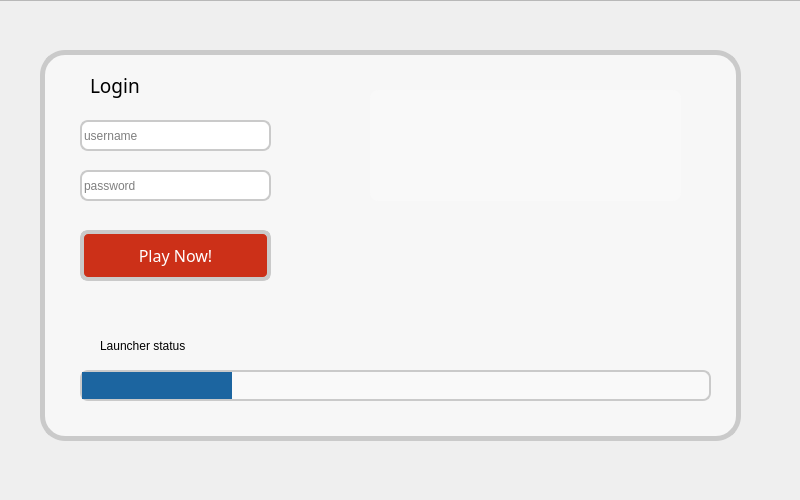
nate97/Launcher, file launcher_interface.ui: the form before one commit.
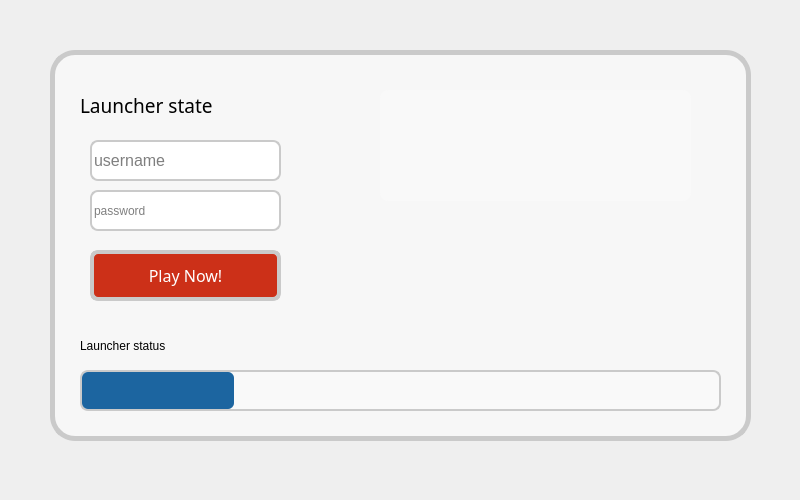
The form after the commit. Icons and pictures are not drawn.

The edit to the form file:
```diff
--- a/launcher_interface.ui
+++ b/launcher_interface.ui
@@ -31,6 +31,11 @@
     <height>500</height>
    </size>
   </property>
+  <property name="font">
+   <font>
+    <stylestrategy>PreferDefault</stylestrategy>
+   </font>
+  </property>
   <property name="windowTitle">
    <string>Launcher</string>
   </property>
@@ -38,25 +43,10 @@
    <string notr="true">background-image: url(:/images/images/pattern_bg.png)</string>
   </property>
   <widget class="QWidget" name="centralwidget">
-   <widget class="QFrame" name="bg">
-    <property name="geometry">
-     <rect>
-      <x>-20</x>
-      <y>0</y>
-      <width>831</width>
-      <height>511</height>
-     </rect>
-    </property>
-    <property name="frameShape">
-     <enum>QFrame::StyledPanel</enum>
-    </property>
-    <property name="frameShadow">
-     <enum>QFrame::Raised</enum>
-    </property>
     <widget class="QFrame" name="login">
      <property name="geometry">
       <rect>
-       <x>60</x>
+      <x>50</x>
        <y>50</y>
        <width>701</width>
        <height>391</height>
@@ -82,11 +72,14 @@
       <property name="geometry">
        <rect>
         <x>40</x>
-        <y>120</y>
+       <y>140</y>
         <width>191</width>
-        <height>31</height>
-       </rect>
-      </property>
+       <height>41</height>
+      </rect>
+     </property>
+     <property name="focusPolicy">
+      <enum>Qt::ClickFocus</enum>
+     </property>
       <property name="styleSheet">
        <string notr="true">background: white;
 border-radius: 8;
@@ -105,11 +98,21 @@
       <property name="geometry">
        <rect>
         <x>40</x>
-        <y>70</y>
+       <y>90</y>
         <width>191</width>
-        <height>31</height>
-       </rect>
-      </property>
+       <height>41</height>
+      </rect>
+     </property>
+     <property name="font">
+      <font>
+       <family>Arial</family>
+       <pointsize>12</pointsize>
+       <weight>50</weight>
+       <italic>false</italic>
+       <bold>false</bold>
+       <stylestrategy>PreferDefault</stylestrategy>
+      </font>
+     </property>
       <property name="styleSheet">
        <string notr="true">background: white;
 border-radius: 8;
@@ -130,9 +133,9 @@
      <widget class="QLabel" name="launcher_state">
       <property name="geometry">
        <rect>
-        <x>50</x>
-        <y>20</y>
-        <width>361</width>
+       <x>30</x>
+       <y>40</y>
+       <width>241</width>
         <height>31</height>
        </rect>
       </property>
@@ -153,15 +156,15 @@
 font: 14pt &quot;Anton&quot;;</string>
       </property>
       <property name="text">
-       <string>Login</string>
+      <string>Launcher state</string>
       </property>
      </widget>
      <widget class="QLabel" name="launcher_status">
       <property name="geometry">
        <rect>
-        <x>60</x>
+       <x>30</x>
         <y>280</y>
-        <width>621</width>
+       <width>641</width>
         <height>31</height>
        </rect>
       </property>
@@ -182,10 +185,10 @@
       </property>
       <property name="geometry">
        <rect>
-        <x>40</x>
+       <x>30</x>
         <y>320</y>
-        <width>631</width>
-        <height>31</height>
+       <width>641</width>
+       <height>41</height>
        </rect>
       </property>
       <property name="autoFillBackground">
@@ -202,6 +205,7 @@
 
 QProgressBar::chunk:horizontal {
 background-color: #1c65a0;
+border-radius: 6;
 }</string>
       </property>
       <property name="value">
@@ -227,7 +231,7 @@
       <property name="geometry">
        <rect>
         <x>40</x>
-        <y>180</y>
+       <y>200</y>
         <width>191</width>
         <height>51</height>
        </rect>
@@ -244,6 +248,9 @@
       <property name="cursor">
        <cursorShape>PointingHandCursor</cursorShape>
       </property>
+     <property name="focusPolicy">
+      <enum>Qt::NoFocus</enum>
+     </property>
       <property name="styleSheet">
        <string notr="true">QPushButton { 
     color: white;
@@ -289,7 +296,6 @@
       <property name="text">
        <string/>
       </property>
-     </widget>
     </widget>
    </widget>
   </widget>
```
Lines whose indentation alone changed are shown as unchanged.
